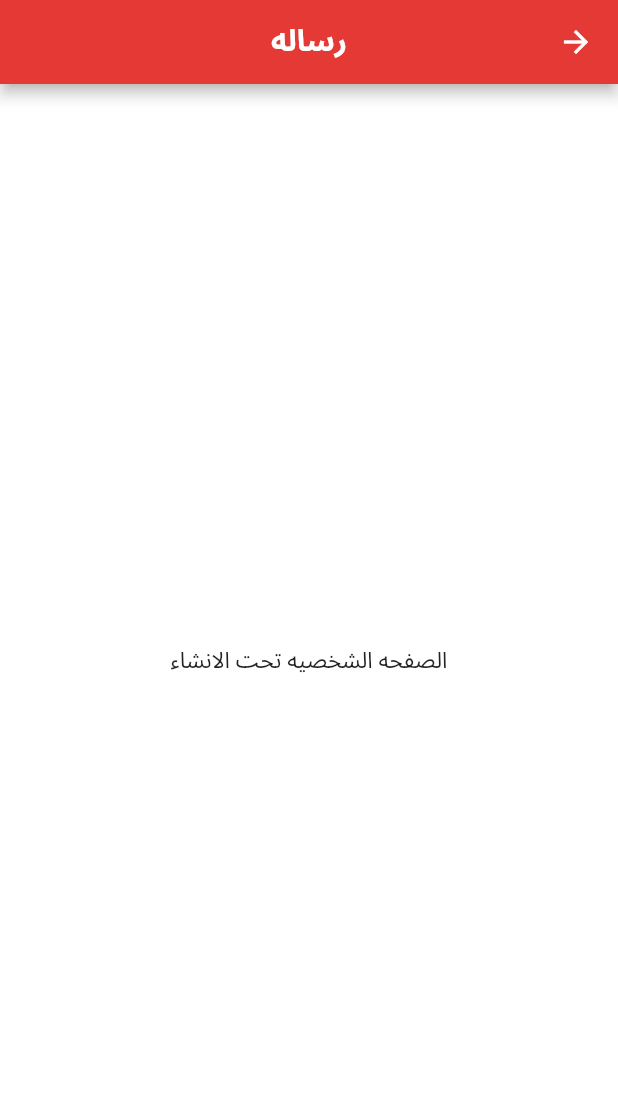
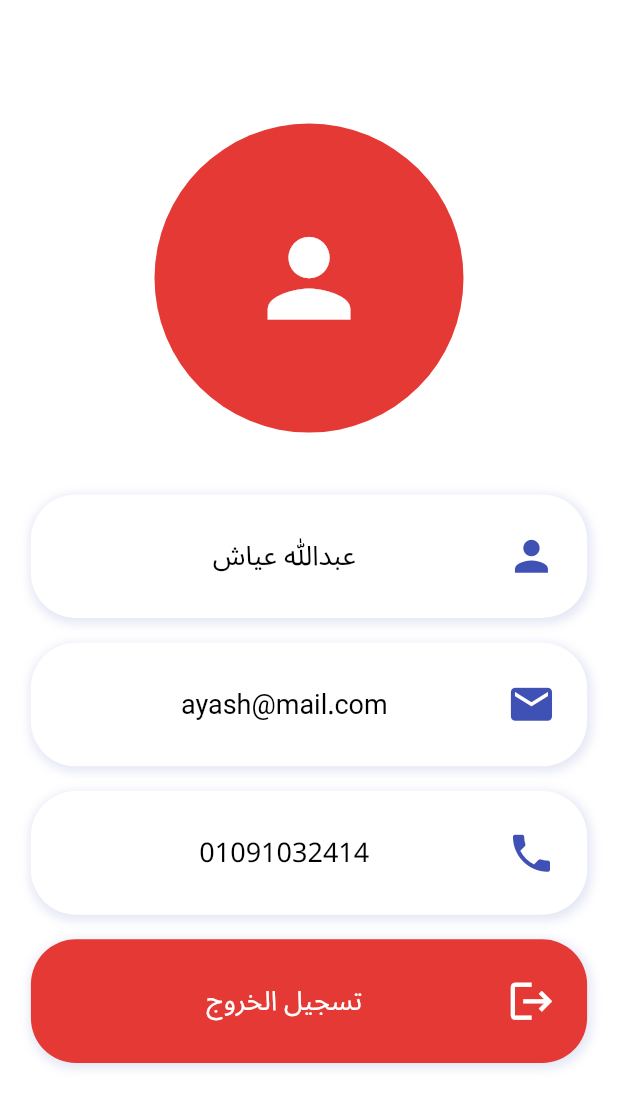
Before and after one commit to abdalla3yash/resala, a Flutter app: the ProfileScreen screen opened directly, on a phone screen of 412 x 824 dp. Shown: the top 1108 px of the screen. Run offline on Flutter 3.47's test engine with Material 2 defaults, Android fonts, the phone set to English and light mode, and no system bars; our stand-ins replace carousel_slider, get, shared_preferences; accounts and stored records are empty; network calls fail.

Commit message:
profile screen UI

```diff
--- a/lib/main.dart
+++ b/lib/main.dart
@@ -3,6 +3,7 @@ import 'package:get/get.dart';
 import 'package:flutter_localizations/flutter_localizations.dart';
 import 'package:resala/controller/controllers/auth_controller.dart';
 import 'package:resala/controller/controllers/home_controller.dart';
+import 'package:resala/views/screen/profile/profile_screen.dart';
 import 'base/dep.dart' as dep;
 import 'model/routes/router.dart';
 
@@ -37,8 +38,9 @@ class MyApp extends StatelessWidget {
         primarySwatch: Colors.blue,
         fontFamily: "NotoSansArabic",
       ),
-      initialRoute:
-          userLogged ? RouteHelper.getinitial() : RouteHelper.getSplash(),
+      home: ProfileScreen(),
+      // initialRoute:
+      // userLogged ? RouteHelper.getinitial() : RouteHelper.getSplash(),
       getPages: RouteHelper.routes,
     );
   }
--- a/lib/views/screen/profile/profile_screen.dart
+++ b/lib/views/screen/profile/profile_screen.dart
@@ -1,5 +1,7 @@
 import 'package:flutter/material.dart';
+import 'package:get/get.dart';
 import 'package:resala/views/widget/colors.dart';
+import 'package:resala/views/widget/show_field.dart';
 
 class ProfileScreen extends StatelessWidget {
   const ProfileScreen({super.key});
@@ -7,18 +9,74 @@ class ProfileScreen extends StatelessWidget {
   @override
   Widget build(BuildContext context) {
     return Scaffold(
-      appBar: AppBar(
-        backgroundColor: AppColors.mainRedColor,
-        title: const Text(
-          "رساله",
-          style: TextStyle(fontSize: 20),
-        ),
-        centerTitle: true,
-      ),
-      backgroundColor: AppColors.whiteColor,
-      body: const Center(
-        child: Text("الصفحه الشخصيه تحت الانشاء"),
-      ),
-    );
+        backgroundColor: AppColors.whiteColor,
+        body: Container(
+          width: double.maxFinite,
+          margin: EdgeInsets.only(top: Get.context!.height * 0.1),
+          child: Column(
+            children: [
+              CircleAvatar(
+                backgroundColor: AppColors.mainRedColor,
+                radius: Get.context!.width * 0.25,
+                child: Center(
+                  child: Icon(
+                    Icons.person,
+                    size: Get.context!.width * 0.2,
+                    color: AppColors.whiteColor,
+                  ),
+                ),
+              ),
+              SizedBox(
+                height: Get.context!.height * 0.05,
+              ),
+              Expanded(
+                child: SingleChildScrollView(
+                  physics: const BouncingScrollPhysics(),
+                  child: Column(
+                    children: [
+                      GestureDetector(
+                        onTap: () {},
+                        child: AccountWidget(
+                            icon: Icons.person, text: "عبدالله عياش"),
+                      ),
+                      SizedBox(
+                        height: Get.context!.height * 0.02,
+                      ),
+                      GestureDetector(
+                        onTap: () {},
+                        child: AccountWidget(
+                            icon: Icons.email, text: "ayash@mail.com"),
+                      ),
+                      SizedBox(
+                        height: Get.context!.height * 0.02,
+                      ),
+                      GestureDetector(
+                        onTap: () {},
+                        child: AccountWidget(
+                            icon: Icons.phone, text: "01091032414"),
+                      ),
+                      SizedBox(
+                        height: Get.context!.height * 0.02,
+                      ),
+                      GestureDetector(
+                        onTap: () {},
+                        child: AccountWidget(
+                          icon: Icons.logout,
+                          text: "تسجيل الخروج",
+                          color: AppColors.mainRedColor,
+                          iconColor: AppColors.whiteColor,
+                          textColor: AppColors.whiteColor,
+                        ),
+                      ),
+                      SizedBox(
+                        height: Get.context!.height * 0.02,
+                      ),
+                    ],
+                  ),
+                ),
+              )
+            ],
+          ),
+        ));
   }
 }
--- /dev/null
+++ b/lib/views/widget/show_field.dart
@@ -0,0 +1,59 @@
+// ignore_for_file: must_be_immutable
+import 'package:flutter/material.dart';
+import 'package:get/get.dart';
+import 'package:resala/views/widget/colors.dart';
+
+class AccountWidget extends StatelessWidget {
+  final IconData icon;
+  final String text;
+  final Color color, iconColor, textColor;
+
+  AccountWidget(
+      {super.key,
+      required this.icon,
+      required this.text,
+      this.color = Colors.white,
+      this.iconColor = AppColors.mainBlueColor,
+      this.textColor = AppColors.blackColor});
+
+  @override
+  Widget build(BuildContext context) {
+    // update
+    return Container(
+      width: double.maxFinite,
+      height: Get.context!.height * 0.1,
+      margin: EdgeInsets.symmetric(horizontal: Get.context!.width * 0.05),
+      decoration: BoxDecoration(
+        color: color,
+        borderRadius: BorderRadius.circular(30),
+        boxShadow: [
+          BoxShadow(
+            blurRadius: 5,
+            spreadRadius: 1,
+            offset: const Offset(1, 2),
+            color: AppColors.mainBlueColor.withOpacity(0.15),
+          ),
+        ],
+      ),
+      child: Row(children: [
+        SizedBox(
+          width: Get.context!.width * 0.05,
+        ),
+        Icon(
+          icon,
+          color: iconColor,
+          size: Get.context!.width * 0.08,
+        ),
+        Spacer(),
+        Text(
+          text,
+          style: TextStyle(fontSize: 18, color: textColor),
+        ),
+        SizedBox(
+          width: Get.context!.width * 0.05,
+        ),
+        Spacer(),
+      ]),
+    );
+  }
+}
```
